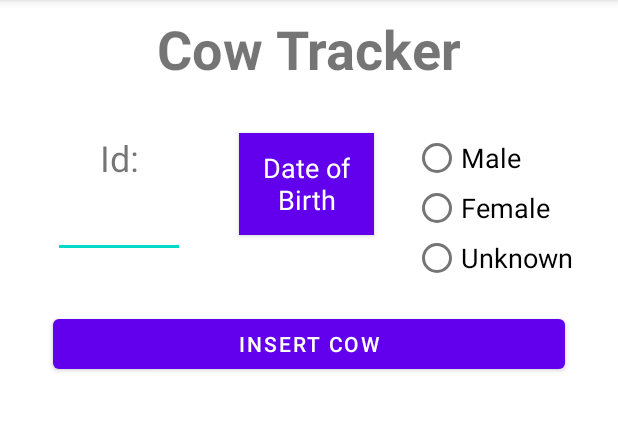
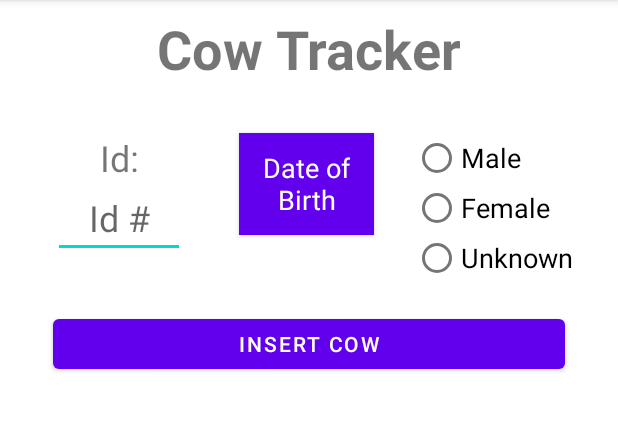
Before and after one commit to WilsonKrueger/MobileDeviceProgramming-Project1, an Android app: the screen it shows after launch (MainActivity), on a phone screen of 412 x 824 dp, the part 84-515 px from its top. Run offline under Robolectric (Android 15) with nearby library versions, the phone set to English and light mode, and no system bars; our stand-ins replace Firebase (no records; nobody signed in at launch, a user with empty details on screens opened directly).

Commit message:
Added Javadoc comments

```diff
--- a/app/src/main/java/css/project1wilsonkrueger/MainActivity.java
+++ b/app/src/main/java/css/project1wilsonkrueger/MainActivity.java
@@ -25,6 +25,11 @@ import com.google.firebase.database.ValueEventListener;
 import java.text.DateFormat;
 import java.util.Calendar;
 
+/**
+ * Class for running the main activity to operate the cow tracker application
+ *
+ * @author Wilson Krueger
+ */
 public class MainActivity extends AppCompatActivity{
 
     //Layout components
--- a/app/src/main/res/layout/activity_main.xml
+++ b/app/src/main/res/layout/activity_main.xml
@@ -11,7 +11,7 @@
         android:layout_width="wrap_content"
         android:layout_height="wrap_content"
         android:layout_marginTop="8dp"
-        android:text="Cow Tracker"
+        android:text="@string/App_Title"
         android:textSize="36sp"
         android:textStyle="bold"
         app:layout_constraintEnd_toEndOf="parent"
@@ -30,21 +30,21 @@
             android:id="@+id/radioButtonMale"
             android:layout_width="match_parent"
             android:layout_height="33dp"
-            android:text="Male"
+            android:text="@string/male"
             android:textSize="18sp" />
 
         <RadioButton
             android:id="@+id/radioButtonFemale"
             android:layout_width="match_parent"
             android:layout_height="33dp"
-            android:text="Female"
+            android:text="@string/female"
             android:textSize="18sp" />
 
         <RadioButton
             android:id="@+id/radioButtonUnknown"
             android:layout_width="match_parent"
             android:layout_height="33dp"
-            android:text="Unknown"
+            android:text="@string/unknown"
             android:textSize="18sp" />
     </RadioGroup>
 
@@ -53,7 +53,7 @@
         android:layout_width="55dp"
         android:layout_height="30dp"
         android:layout_marginTop="32dp"
-        android:text="Id:"
+        android:text="@string/id"
         android:textAlignment="center"
         android:textSize="24sp"
         app:layout_constraintEnd_toStartOf="@+id/buttonCalendar"
@@ -67,6 +67,8 @@
         android:layout_marginStart="8dp"
         android:layout_marginTop="8dp"
         android:ems="10"
+        android:hint="@string/id_number"
+        android:importantForAutofill="no"
         android:inputType="textPersonName"
         android:textAlignment="center"
         android:textSize="24sp"
@@ -81,7 +83,7 @@
         android:layout_width="90dp"
         android:layout_height="68dp"
         android:background="#4CAF50"
-        android:text="Date of Birth"
+        android:text="@string/date_of_birth"
         android:textAlignment="center"
         android:textSize="18sp"
         app:layout_constraintEnd_toEndOf="@+id/textView"
@@ -103,7 +105,7 @@
         android:layout_width="341dp"
         android:layout_height="45dp"
         android:layout_marginTop="50dp"
-        android:text="Insert Cow"
+        android:text="@string/insert_cow"
         app:layout_constraintEnd_toEndOf="parent"
         app:layout_constraintStart_toStartOf="parent"
         app:layout_constraintTop_toBottomOf="@+id/buttonCalendar" />
--- a/app/src/main/res/values/strings.xml
+++ b/app/src/main/res/values/strings.xml
@@ -1,3 +1,17 @@
 <resources>
     <string name="app_name">Project1WilsonKrueger</string>
+    <string name="App_Title">Cow Tracker</string>
+    <string name="male">Male</string>
+    <string name="female">Female</string>
+    <string name="unknown">Unknown</string>
+    <string name="id">Id:</string>
+    <string name="date_of_birth">Date of Birth</string>
+    <string name="insert_cow">Insert Cow</string>
+    <string name="id_number">Id #</string>
+    <string name="cow_id">Cow Id:</string>
+    <string name="textview_id">TextView</string>
+    <string name="date_of_birth_cow_row">Date of Birth:</string>
+    <string name="gender">Gender:</string>
+    <string name="textview_dob">TextView</string>
+    <string name="textview_gender">TextView</string>
 </resources>
```
Also changed, not shown: app/src/main/java/css/project1wilsonkrueger/Cow.java (+45 -0 lines), app/src/main/java/css/project1wilsonkrueger/CowAdapter.java (+29 -0 lines), app/src/main/java/css/project1wilsonkrueger/CowRepository.java (+24 -0 lines), app/src/main/java/css/project1wilsonkrueger/CowViewHolder.java (+10 -0 lines), app/src/main/java/css/project1wilsonkrueger/DatePickerFragment.java (+19 -3 lines), app/src/main/java/css/project1wilsonkrueger/MainViewModel.java (+59 -0 lines), app/src/main/res/layout/cow_row.xml (+6 -6 lines).
